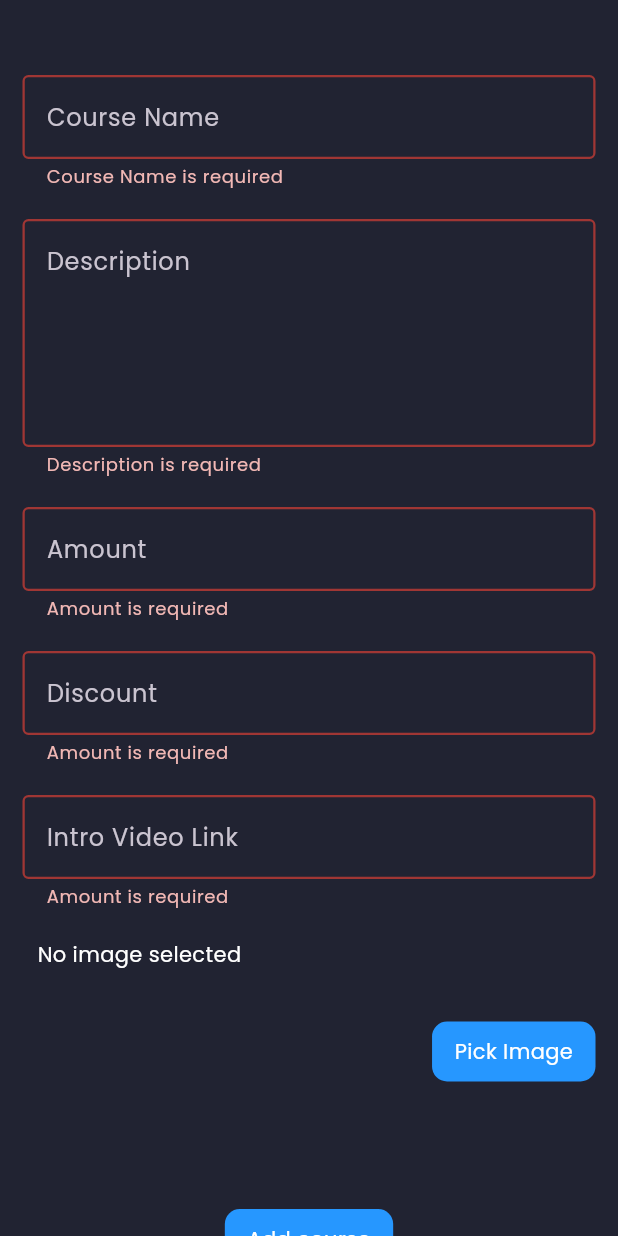
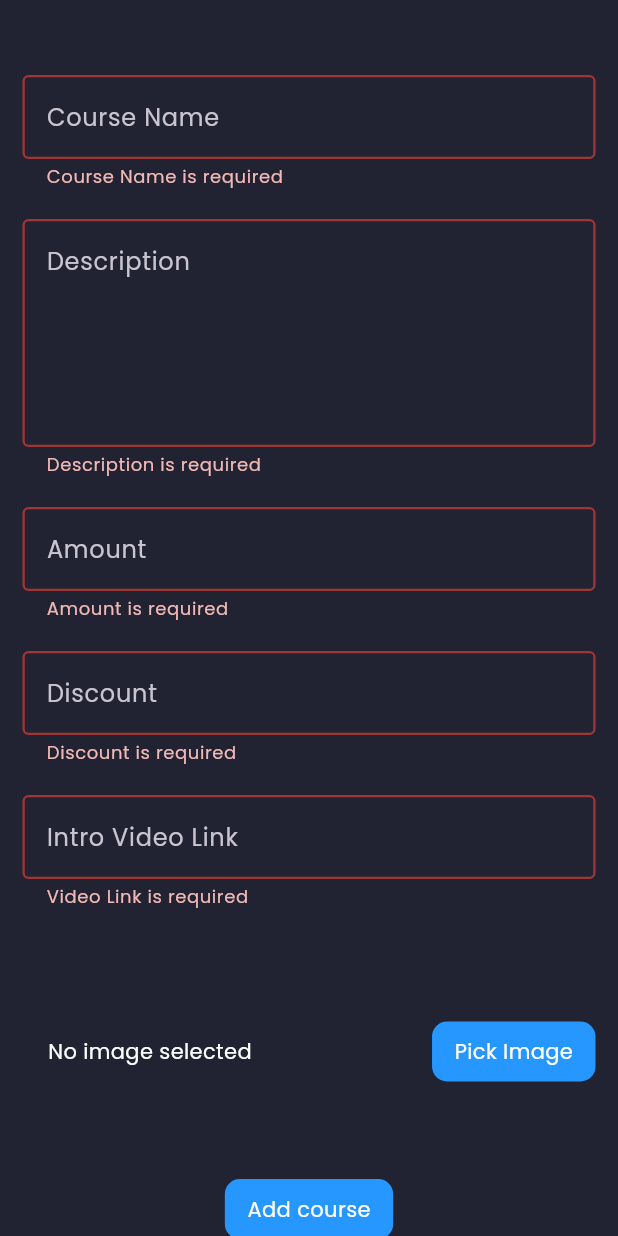
Before and after one commit to JesbinJose/CyberBee-web, a Flutter app: the AddCourseScreen widget shown alone on an empty page, opened directly, after a tap on "Add course", on a phone screen of 412 x 824 dp. Run offline on Flutter 3.47's test engine with Material 3 defaults, Android fonts, the phone set to English and light mode, and no system bars; our stand-ins replace bloc, cloud_firestore, firebase_core, firebase_storage, flutter_bloc, google_fonts and 1 more; missing offline and left inert: svg_flutter; accounts and stored records are empty; generated files the repository leaves out were written again.

Commit message:
Validation done

```diff
--- a/lib/constants.dart
+++ b/lib/constants.dart
@@ -69,3 +69,9 @@ InputDecoration myFormFieldInputDecoration({
     ),
   );
 }
+
+// Validation regex
+const ytlinkVal =
+    r'(?:https?:\/\/)?(?:www\.)?(?:m\.)?(?:music\.)?youtu(?:\.be\/|be\.com\/)(?:(?:\w+\/)?(?:\w+\/)?|watch\?v=)?([\w\-_]{11})(?:\S+)?';
+const pdflinkVal =
+    r'/^(?:https?:\/\/)?(?:www\.)?(?:drive\.google\.com|docs\.google\.com)\/(?:(?:file\/d\/|u\/\w\/)?\w{14}|(?:open\?id=|view\?usp=sharing&id=)\w{44})(?:\/preview)?(?:\?(?:[\w\-\.]+=[\w\-\.]+&)*[\w\-\.]+=[\w\-\.]+)?(?:\#[\w\-]+)?\.pdf$/i';
--- a/lib/presentation/courses/widgets/edit_main_course.dart
+++ b/lib/presentation/courses/widgets/edit_main_course.dart
@@ -1,6 +1,7 @@
 // ignore_for_file: use_build_context_synchronously
 import 'dart:typed_data';
 import 'package:cloud_firestore/cloud_firestore.dart';
+import 'package:cyberbee_web/constants.dart';
 import 'package:cyberbee_web/presentation/courses/widgets/delete_course.dart';
 import 'package:cyberbee_web/presentation/courses/widgets/pick_image_control.dart';
 import 'package:cyberbee_web/presentation/courses/widgets/submit_button.dart';
@@ -76,6 +77,10 @@ class AddCourseScreen extends StatelessWidget {
                   if (v == null || v.isEmpty) {
                     return 'Amount is required';
                   }
+                  final value = int.parse(v);
+                  if (value < 0) {
+                    return 'Amount must be greater than 1';
+                  }
                   return null;
                 },
               ),
@@ -87,7 +92,11 @@ class AddCourseScreen extends StatelessWidget {
                 inputType: TextInputType.number,
                 validator: (v) {
                   if (v == null || v.isEmpty) {
-                    return 'Amount is required';
+                    return 'Discount is required';
+                  }
+                  final value = int.parse(v);
+                  if (value < -1 || value > 101) {
+                    return 'Write the discount in percentage';
                   }
                   return null;
                 },
@@ -98,7 +107,9 @@ class AddCourseScreen extends StatelessWidget {
                 hintText: 'Intro Video Link',
                 validator: (v) {
                   if (v == null || v.isEmpty) {
-                    return 'Amount is required';
+                    return 'Video Link is required';
+                  } else if (!RegExp(ytlinkVal).hasMatch(v)) {
+                    return 'Invalid link';
                   }
                   return null;
                 },
@@ -108,7 +119,7 @@ class AddCourseScreen extends StatelessWidget {
                 intoImageLink: _intoImageLink,
                 urlImageLink: imageLink,
               ),
-              const SizedBox(height: 30),
+              const SizedBox(height: 10),
               SubmitButton(
                 formKey: _formKey,
                 intoImageLink: _intoImageLink,
--- a/lib/presentation/courses/widgets/parts/dif_parts/pdf.dart
+++ b/lib/presentation/courses/widgets/parts/dif_parts/pdf.dart
@@ -1,3 +1,4 @@
+import 'package:cyberbee_web/constants.dart';
 import 'package:cyberbee_web/core/firebase/function/courses/course_models.dart';
 import 'package:cyberbee_web/core/firebase/function/courses/courses.dart';
 import 'package:cyberbee_web/presentation/widgets/custom_text_button.dart';
@@ -28,6 +29,15 @@ class PartPdfAddWidget extends StatelessWidget {
         CustomTextFormField(
           controller: _pdf,
           hintText: 'Pdf Link',
+          validator: (v) {
+            if (v == null || v.isEmpty) {
+              return 'Pdf Link is required';
+            }
+            if (RegExp(pdflinkVal).hasMatch(v)) {
+              return 'Not Valid Link Provided';
+            }
+            return null;
+          },
         ),
         const SizedBox(
           height: 60,
--- a/lib/presentation/courses/widgets/parts/dif_parts/videos.dart
+++ b/lib/presentation/courses/widgets/parts/dif_parts/videos.dart
@@ -1,3 +1,4 @@
+import 'package:cyberbee_web/constants.dart';
 import 'package:cyberbee_web/core/firebase/function/courses/course_models.dart';
 import 'package:cyberbee_web/core/firebase/function/courses/courses.dart';
 import 'package:cyberbee_web/presentation/widgets/custom_text_button.dart';
@@ -26,6 +27,14 @@ class PartVideoAddWidget extends StatelessWidget {
         CustomTextFormField(
           controller: _video,
           hintText: 'Video Link',
+          validator: (v) {
+            if (v == null || v.isEmpty) {
+              return 'Video Link is required';
+            } else if (!RegExp(ytlinkVal).hasMatch(v)) {
+              return 'Invalid link';
+            }
+            return null;
+          },
         ),
         const SizedBox(height: 60),
         CustomTextButton(
--- a/lib/presentation/courses/widgets/pick_image_control.dart
+++ b/lib/presentation/courses/widgets/pick_image_control.dart
@@ -15,6 +15,7 @@ class PickImageControl extends StatelessWidget {
   @override
   Widget build(BuildContext context) {
     return Row(
+      mainAxisAlignment: MainAxisAlignment.spaceEvenly,
       children: [
         const SizedBox(
           width: 10,
@@ -49,12 +50,15 @@ class PickImageControl extends StatelessWidget {
                             urlImageLink!,
                             fit: BoxFit.cover,
                           )
-                          : const Text(
+                        : const Center(
+                            child: Text(
                               'No image selected',
                             ),
                           ),
+              ),
             );
-            }),
+          },
+        ),
         const Expanded(
           child: SizedBox(),
         ),
@@ -71,7 +75,8 @@ class PickImageControl extends StatelessWidget {
               ),
               content: v == null ? 'Pick Image' : 'Change Image',
             );
-            }),
+          },
+        ),
       ],
     );
   }
--- a/lib/presentation/courses/widgets/submit_button.dart
+++ b/lib/presentation/courses/widgets/submit_button.dart
@@ -1,3 +1,4 @@
+// ignore_for_file: use_build_context_synchronously
 
 import 'dart:typed_data';
 
--- a/lib/presentation/widgets/custom_textform_field.dart
+++ b/lib/presentation/widgets/custom_textform_field.dart
@@ -12,12 +12,12 @@ class CustomTextFormField extends StatelessWidget {
     this.minLine,
     this.maxLine = 1,
     this.readOnly = false,
-    this.validator,
+    required this.validator,
     this.isNumOnly = false,
   }) : _courseName = controller;
 
   final String hintText;
-  final Function(String?)? validator;
+  final Function(String?) validator;
   final TextEditingController _courseName;
   final TextInputType inputType;
   final TextInputAction? textInputAction;
@@ -43,7 +43,7 @@ class CustomTextFormField extends StatelessWidget {
         icon: null,
         hintText: hintText,
       ),
-      validator: (v) => validator!(v),
+      validator: (v) => validator(v),
     );
   }
 }
```
Also changed, not shown: lib/presentation/courses/widgets/add_level_widget.dart (+13 -0 lines), lib/presentation/courses/widgets/parts/add_part_with_details.dart (+19 -0 lines). Lines whose indentation alone changed are shown as unchanged.
